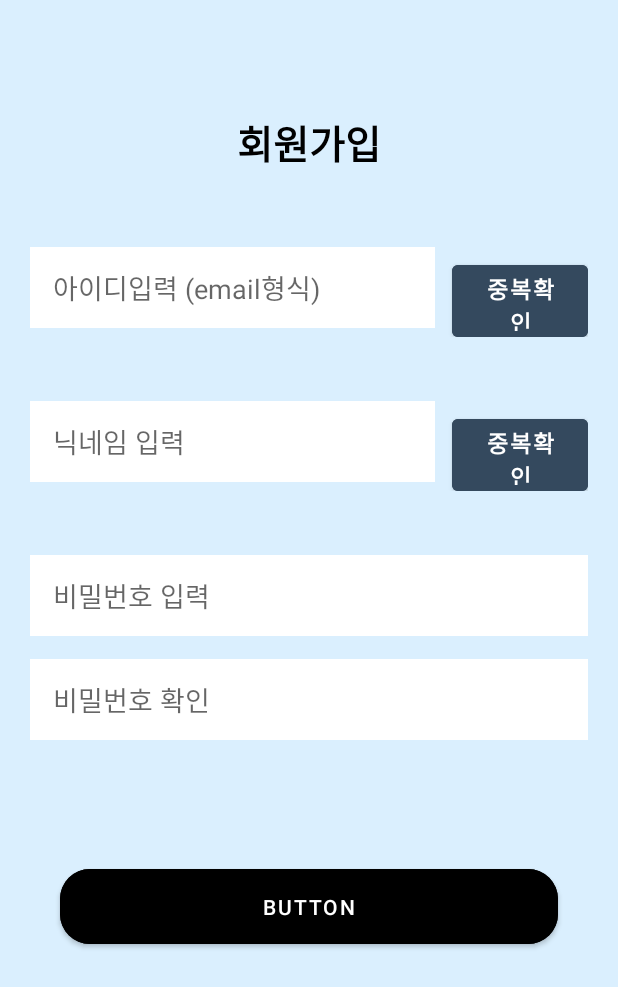
After one commit to subProjectDiet/diet_android, an Android app: the RegisterActivity screen opened directly, with no data from a screen before it, on a phone screen of 412 x 824 dp. The commit adds this screen. Shown: the top 987 px of the screen. Run offline under Robolectric (Android 15) with nearby library versions, the phone set to English and light mode, and no system bars.

Commit message:
로그인 회원가입 화면 디자인 개발

```diff
--- a/app/src/main/AndroidManifest.xml
+++ b/app/src/main/AndroidManifest.xml
@@ -10,6 +10,12 @@
         android:supportsRtl="true"
         android:theme="@style/Theme.SubDietApp">
         <activity
+            android:name=".RegisterActivity"
+            android:exported="false" />
+        <activity
+            android:name=".LoginActivity"
+            android:exported="false" />
+        <activity
             android:name=".MainActivity"
             android:exported="true">
             <intent-filter>
--- /dev/null
+++ b/app/src/main/java/com/cookandroid/subdietapp/RegisterActivity.java
@@ -0,0 +1,14 @@
+package com.cookandroid.subdietapp;
+
+import androidx.appcompat.app.AppCompatActivity;
+
+import android.os.Bundle;
+
+public class RegisterActivity extends AppCompatActivity {
+
+    @Override
+    protected void onCreate(Bundle savedInstanceState) {
+        super.onCreate(savedInstanceState);
+        setContentView(R.layout.activity_register);
+    }
+}
--- /dev/null
+++ b/app/src/main/res/layout/activity_register.xml
@@ -0,0 +1,165 @@
+<?xml version="1.0" encoding="utf-8"?>
+<androidx.constraintlayout.widget.ConstraintLayout xmlns:android="http://schemas.android.com/apk/res/android"
+    xmlns:app="http://schemas.android.com/apk/res-auto"
+    xmlns:tools="http://schemas.android.com/tools"
+    android:layout_width="match_parent"
+    android:layout_height="match_parent"
+    tools:context=".RegisterActivity">
+
+    <LinearLayout
+        android:layout_width="match_parent"
+        android:layout_height="match_parent"
+        android:background="@color/background_blue"
+        android:orientation="vertical"
+        app:layout_constraintBottom_toBottomOf="parent"
+        app:layout_constraintEnd_toEndOf="parent"
+        app:layout_constraintStart_toStartOf="parent"
+        app:layout_constraintTop_toTopOf="parent">
+
+        <TextView
+            android:id="@+id/textView"
+            android:layout_width="wrap_content"
+            android:layout_height="wrap_content"
+            android:layout_gravity="center_horizontal"
+            android:layout_marginTop="75dp"
+            android:text="회원가입"
+            android:textColor="#000000"
+            android:textSize="26sp"
+            android:textStyle="bold" />
+
+        <LinearLayout
+            android:layout_width="match_parent"
+            android:layout_height="wrap_content"
+            android:layout_marginLeft="20dp"
+            android:layout_marginTop="50dp"
+            android:layout_marginRight="20dp"
+            android:orientation="horizontal">
+
+            <EditText
+                android:id="@+id/editEmail2"
+                android:layout_width="270dp"
+                android:layout_height="wrap_content"
+                android:background="#FFFFFF"
+                android:ems="10"
+                android:hint="아이디입력 (email형식)"
+                android:inputType="textEmailAddress"
+                android:paddingLeft="15dp"
+                android:paddingTop="13dp"
+                android:paddingBottom="13dp"
+                android:shadowColor="#EAEAEA"
+                android:textSize="18sp" />
+
+            <Button
+                android:id="@+id/button"
+                android:layout_width="wrap_content"
+                android:layout_height="60dp"
+                android:layout_marginLeft="11dp"
+                android:backgroundTint="#34495E"
+                android:text="중복확인"
+                android:textSize="15sp"
+                android:textStyle="bold" />
+
+        </LinearLayout>
+
+        <TextView
+            android:id="@+id/textView2"
+            android:layout_width="match_parent"
+            android:layout_height="wrap_content"
+            android:layout_marginLeft="23dp"
+            android:layout_marginTop="3dp"
+            android:layout_marginRight="23dp"
+            android:textColor="#B61111" />
+
+        <LinearLayout
+            android:layout_width="match_parent"
+            android:layout_height="wrap_content"
+            android:layout_marginLeft="20dp"
+            android:layout_marginTop="20dp"
+            android:layout_marginRight="20dp"
+            android:orientation="horizontal">
+
+            <EditText
+                android:id="@+id/editEmail3"
+                android:layout_width="270dp"
+                android:layout_height="wrap_content"
+                android:background="#FFFFFF"
+                android:ems="10"
+                android:hint="닉네임 입력"
+                android:inputType="text"
+                android:paddingLeft="15dp"
+                android:paddingTop="13dp"
+                android:paddingBottom="13dp"
+                android:shadowColor="#EAEAEA"
+                android:textSize="18sp" />
+
+            <Button
+                android:id="@+id/button3"
+                android:layout_width="wrap_content"
+                android:layout_height="60dp"
+                android:layout_marginLeft="11dp"
+                android:backgroundTint="#34495E"
+                android:text="중복확인"
+                android:textSize="15sp"
+                android:textStyle="bold" />
+
+        </LinearLayout>
+
+        <TextView
+            android:id="@+id/textView3"
+            android:layout_width="match_parent"
+            android:layout_height="wrap_content"
+            android:layout_marginLeft="23dp"
+            android:layout_marginTop="3dp"
+            android:layout_marginRight="23dp"
+            android:textColor="#B61111" />
+
+        <EditText
+            android:id="@+id/editEmail5"
+            android:layout_width="match_parent"
+            android:layout_height="wrap_content"
+            android:layout_marginLeft="20dp"
+            android:layout_marginTop="20dp"
+            android:layout_marginRight="20dp"
+            android:background="#FFFFFF"
+            android:ems="10"
+            android:hint="비밀번호 입력"
+            android:inputType="text|textPassword"
+            android:paddingLeft="15dp"
+            android:paddingTop="13dp"
+            android:paddingBottom="13dp"
+            android:shadowColor="#EAEAEA"
+            android:textSize="18sp" />
+
+        <EditText
+            android:id="@+id/editEmail6"
+            android:layout_width="match_parent"
+            android:layout_height="wrap_content"
+            android:layout_marginLeft="20dp"
+            android:layout_marginTop="15dp"
+            android:layout_marginRight="20dp"
+            android:background="#FFFFFF"
+            android:ems="10"
+            android:hint="비밀번호 확인"
+            android:inputType="text|textPassword"
+            android:paddingLeft="15dp"
+            android:paddingTop="13dp"
+            android:paddingBottom="13dp"
+            android:shadowColor="#EAEAEA"
+            android:textSize="18sp" />
+
+        <Button
+            android:id="@+id/btnNext"
+            android:layout_width="match_parent"
+            android:layout_height="wrap_content"
+            android:layout_marginLeft="40dp"
+            android:layout_marginTop="80dp"
+            android:layout_marginRight="40dp"
+            android:backgroundTint="#000000"
+            android:paddingTop="15dp"
+            android:paddingBottom="15dp"
+            android:text="Button"
+            app:cornerRadius="20dp" />
+
+    </LinearLayout>
+
+</androidx.constraintlayout.widget.ConstraintLayout>
--- a/app/src/main/res/values/colors.xml
+++ b/app/src/main/res/values/colors.xml
@@ -7,4 +7,5 @@
     <color name="teal_700">#FF018786</color>
     <color name="black">#FF000000</color>
     <color name="white">#FFFFFFFF</color>
+    <color name="background_blue">#DAEFFE</color>
 </resources>
--- a/app/src/main/res/values/strings.xml
+++ b/app/src/main/res/values/strings.xml
@@ -1,3 +1,4 @@
 <resources>
     <string name="app_name">subDietApp</string>
+    <string name="txt_register_btn"><u>회원가입</u></string>
 </resources>
```
Also changed, not shown: app/src/main/java/com/cookandroid/subdietapp/LoginActivity.java (added, +14 -0 lines), app/src/main/res/layout/activity_login.xml (added, +83 -0 lines), app/src/main/res/drawable/kakao_login_medium_wide.png (added).
